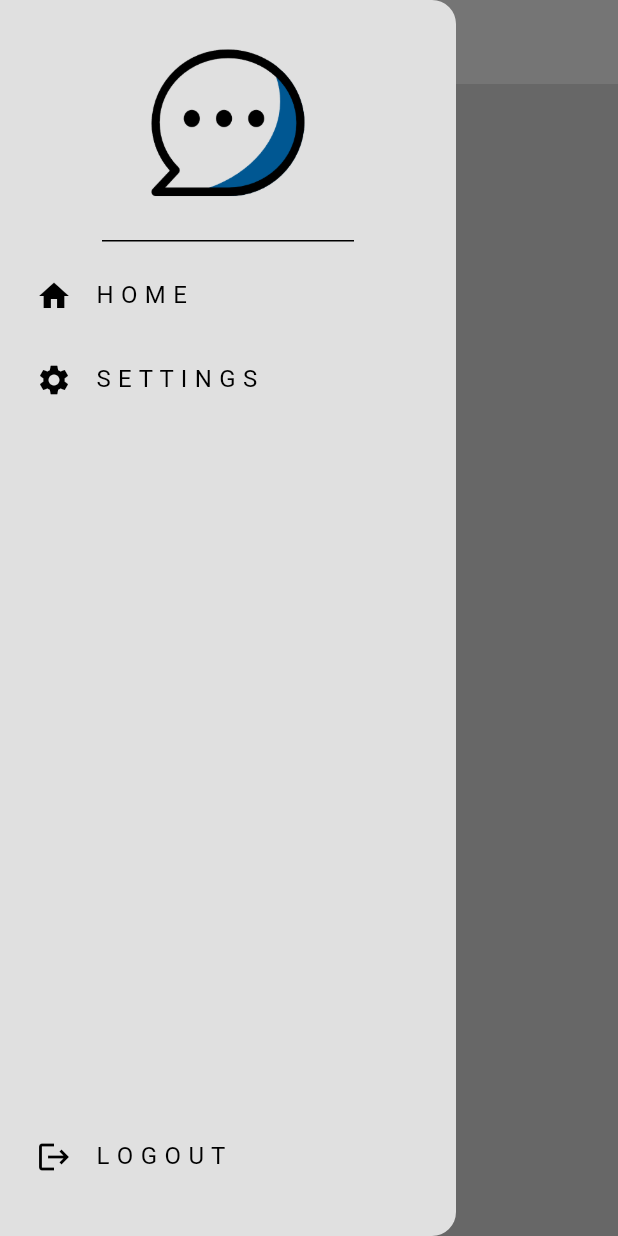
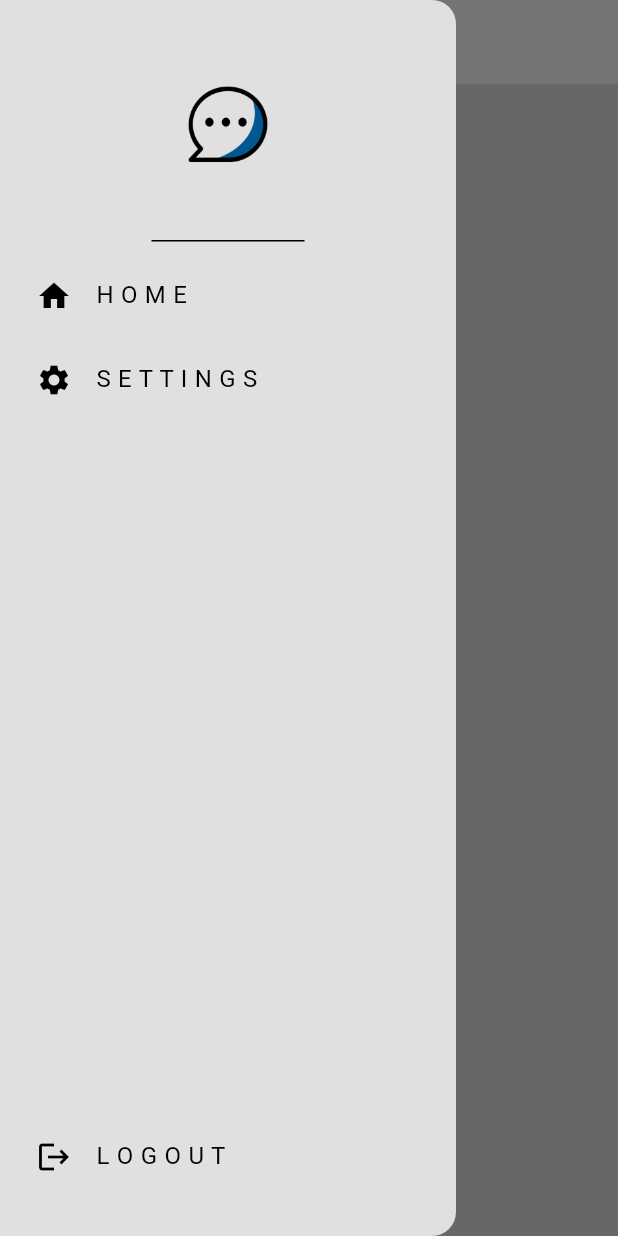
Before and after one commit to VishalxVG/ChatApp_Flutter, a Flutter app: the screen it shows once a user with an empty profile is signed in, with the side drawer open, on a phone screen of 412 x 824 dp. Run offline on Flutter 3.47's test engine with Material 3 defaults, Android fonts, the phone set to English and light mode, and no system bars; our stand-ins replace cloud_firestore, firebase_auth, firebase_core, lottie; accounts and stored records are empty.

Commit message:
App done

```diff
--- a/lib/components/customDrawer.dart
+++ b/lib/components/customDrawer.dart
@@ -1,7 +1,6 @@
 import 'package:chatapp/services/auth/auth_services.dart';
 import 'package:chatapp/pages/settingsPage.dart';
 import 'package:flutter/material.dart';
-import 'package:flutter_svg/flutter_svg.dart';
 
 class CustomDrawer extends StatelessWidget {
   const CustomDrawer({super.key});
@@ -27,7 +26,11 @@ class CustomDrawer extends StatelessWidget {
             mainAxisAlignment: MainAxisAlignment.spaceAround,
             children: [
               DrawerHeader(
-                child: Image.asset("assets/images/message.png"),
+                child: Image.asset(
+                  "assets/images/message.png",
+                  height: 70,
+                  width: 70,
+                ),
               ),
 
               // home list tile
--- a/pubspec.yaml
+++ b/pubspec.yaml
@@ -40,7 +40,8 @@ dependencies:
   cloud_firestore: ^4.14.0
   provider: ^6.1.1
   lottie: 2.7.0
-  flutter_svg: ^2.0.9
+
+  icons_launcher: ^2.1.7
 dev_dependencies:
   flutter_test:
     sdk: flutter
@@ -68,6 +69,7 @@ flutter:
     - assets/images/
     - assets/animation/
 
+
   # An image asset can refer to one or more resolution-specific "variants", see
   # https://flutter.dev/assets-and-images/#resolution-aware
 
```
Also changed, not shown: icons_launcher.yaml (added, +7 -0 lines), pubspec.lock, 22 other files.
